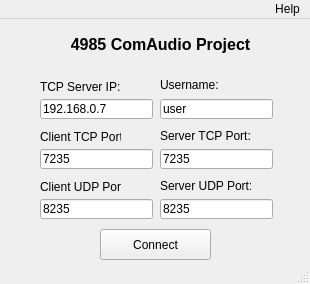
The window that src/application/mainwindow.ui (mvan/4985Final) describes before a commit, drawn with Qt 5.
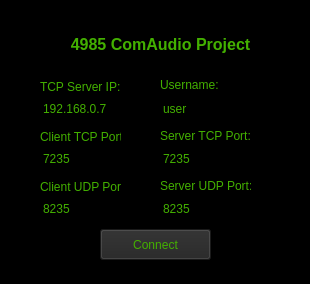
The same window after the commit.

```diff
--- a/src/application/mainwindow.ui
+++ b/src/application/mainwindow.ui
@@ -10,9 +10,18 @@
     <height>284</height>
    </rect>
   </property>
+  <property name="font">
+   <font>
+    <family>Tahoma</family>
+    <pointsize>10</pointsize>
+   </font>
+  </property>
   <property name="windowTitle">
    <string>Connect</string>
   </property>
+  <property name="styleSheet">
+   <string notr="true">background-color: rgb(0, 0, 0);</string>
+  </property>
   <widget class="QWidget" name="centralWidget">
    <widget class="QLineEdit" name="tcpIpValue">
     <property name="geometry">
@@ -23,6 +32,9 @@
       <height>20</height>
      </rect>
     </property>
+    <property name="styleSheet">
+     <string notr="true">color: rgb(67, 176, 0);</string>
+    </property>
     <property name="text">
      <string>192.168.0.7</string>
     </property>
@@ -36,6 +48,10 @@
       <height>31</height>
      </rect>
     </property>
+    <property name="styleSheet">
+     <string notr="true">background-color: rgb(36, 36, 36);
+color: rgb(67, 176, 0);</string>
+    </property>
     <property name="text">
      <string>Connect</string>
     </property>
@@ -49,6 +65,9 @@
       <height>16</height>
      </rect>
     </property>
+    <property name="styleSheet">
+     <string notr="true">color: rgb(67, 176, 0);</string>
+    </property>
     <property name="text">
      <string>TCP Server IP:</string>
     </property>
@@ -62,6 +81,9 @@
       <height>20</height>
      </rect>
     </property>
+    <property name="styleSheet">
+     <string notr="true">color: rgb(67, 176, 0);</string>
+    </property>
     <property name="text">
      <string>user</string>
     </property>
@@ -75,6 +97,9 @@
       <height>20</height>
      </rect>
     </property>
+    <property name="styleSheet">
+     <string notr="true">color: rgb(67, 176, 0);</string>
+    </property>
     <property name="text">
      <string>Username:</string>
     </property>
@@ -88,6 +113,9 @@
       <height>51</height>
      </rect>
     </property>
+    <property name="styleSheet">
+     <string notr="true">color: rgb(67, 176, 0);</string>
+    </property>
     <property name="text">
      <string>&lt;!DOCTYPE HTML PUBLIC &quot;-//W3C//DTD HTML 4.0//EN&quot; &quot;http://www.w3.org/TR/REC-html40/strict.dtd&quot;&gt;
 &lt;html&gt;&lt;head&gt;&lt;meta name=&quot;qrichtext&quot; content=&quot;1&quot; /&gt;&lt;style type=&quot;text/css&quot;&gt;
@@ -117,6 +145,9 @@
     <property name="contextMenuPolicy">
      <enum>Qt::NoContextMenu</enum>
     </property>
+    <property name="styleSheet">
+     <string notr="true">color: rgb(67, 176, 0);</string>
+    </property>
     <property name="text">
      <string>7235</string>
     </property>
@@ -130,6 +161,9 @@
       <height>16</height>
      </rect>
     </property>
+    <property name="styleSheet">
+     <string notr="true">color: rgb(67, 176, 0);</string>
+    </property>
     <property name="text">
      <string>Client TCP Port:</string>
     </property>
@@ -143,6 +177,9 @@
       <height>21</height>
      </rect>
     </property>
+    <property name="styleSheet">
+     <string notr="true">color: rgb(67, 176, 0);</string>
+    </property>
     <property name="text">
      <string>Server TCP Port:</string>
     </property>
@@ -159,6 +196,9 @@
     <property name="contextMenuPolicy">
      <enum>Qt::NoContextMenu</enum>
     </property>
+    <property name="styleSheet">
+     <string notr="true">color: rgb(67, 176, 0);</string>
+    </property>
     <property name="text">
      <string>7235</string>
     </property>
@@ -172,6 +212,9 @@
       <height>16</height>
      </rect>
     </property>
+    <property name="styleSheet">
+     <string notr="true">color: rgb(67, 176, 0);</string>
+    </property>
     <property name="text">
      <string>Client UDP Port:</string>
     </property>
@@ -185,6 +228,9 @@
       <height>21</height>
      </rect>
     </property>
+    <property name="styleSheet">
+     <string notr="true">color: rgb(67, 176, 0);</string>
+    </property>
     <property name="text">
      <string>Server UDP Port:</string>
     </property>
@@ -201,6 +247,9 @@
     <property name="contextMenuPolicy">
      <enum>Qt::NoContextMenu</enum>
     </property>
+    <property name="styleSheet">
+     <string notr="true">color: rgb(67, 176, 0);</string>
+    </property>
     <property name="text">
      <string>8235</string>
     </property>
@@ -217,6 +266,9 @@
     <property name="contextMenuPolicy">
      <enum>Qt::NoContextMenu</enum>
     </property>
+    <property name="styleSheet">
+     <string notr="true">color: rgb(67, 176, 0);</string>
+    </property>
     <property name="text">
      <string>8235</string>
     </property>
@@ -228,7 +280,7 @@
      <x>0</x>
      <y>0</y>
      <width>310</width>
-     <height>21</height>
+     <height>23</height>
     </rect>
    </property>
    <property name="layoutDirection">
```
